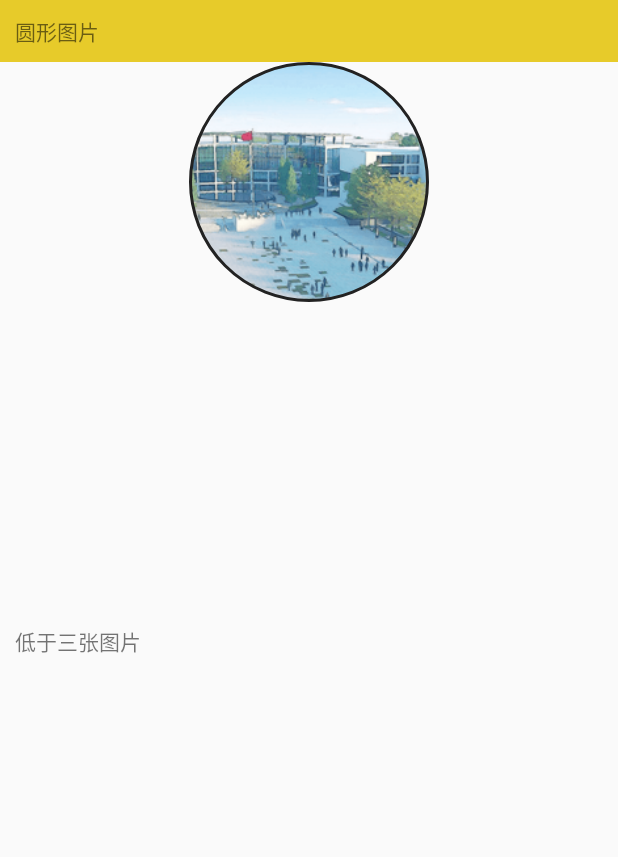
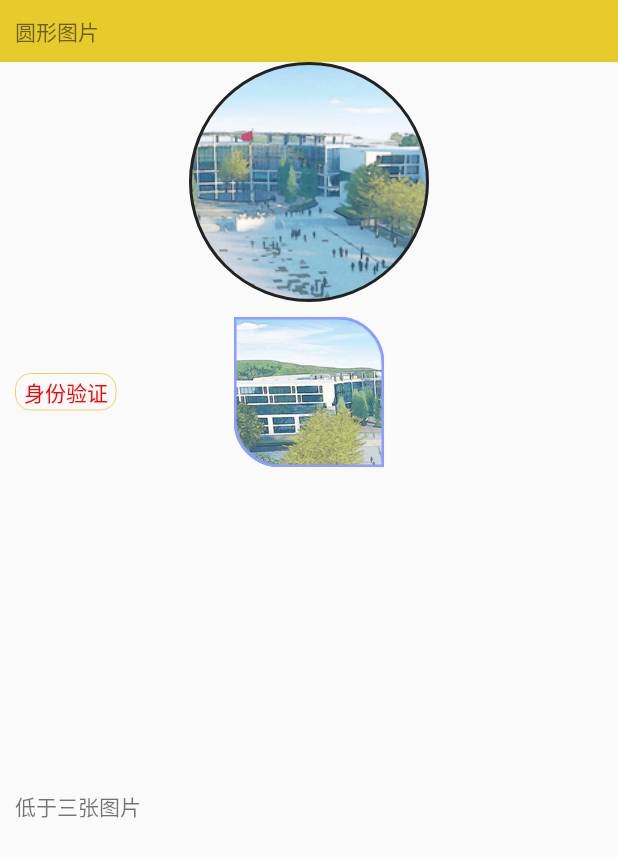
Before and after one commit to wl083/Demo1, an Android app: the layout activity_img.xml on its own in the app's theme, with its tools: preview values and no code run, on a phone screen of 412 x 824 dp. Shown: the top 857 px of the screen. Run offline under Robolectric (Android 15) with nearby library versions, the light colour scheme and no system bars.

Commit message:
添加收集的圆形图片，自定义带边框的textview

```diff
--- /dev/null
+++ b/app/src/main/java/customview/imgs/two/AbsRoundImageView.java
@@ -0,0 +1,162 @@
+package customview.imgs.two;
+
+import android.content.Context;
+import android.content.res.TypedArray;
+import android.graphics.Bitmap;
+import android.graphics.Canvas;
+import android.graphics.Color;
+import android.graphics.Paint;
+import android.graphics.Path;
+import android.graphics.PorterDuff;
+import android.graphics.PorterDuffXfermode;
+import android.graphics.drawable.ColorDrawable;
+import android.graphics.drawable.Drawable;
+import android.util.AttributeSet;
+import android.widget.ImageView;
+
+import com.l.example.demo1.R;
+
+
+/**
+ * Created by chenliu on 2016/8/19.<br/>
+ * 描述：
+ * </br>
+ */
+public abstract class AbsRoundImageView extends ImageView {
+
+    private static final PorterDuffXfermode xFermode = new PorterDuffXfermode(PorterDuff.Mode.DST_IN);
+
+    private Paint mBitmapPaint;
+
+    /**
+     * 图片可视区
+     */
+    protected Path roundPath;
+
+    /**
+     * 图片边框
+     */
+    protected Path borderPath;
+
+    /**
+     * 边框宽度
+     */
+    protected float borderWidth;
+
+    /**
+     * 边框颜色
+     */
+    protected int borderColor;
+
+    private Paint borderPaint;
+
+    public AbsRoundImageView(Context context) {
+        this(context, null, 0);
+    }
+
+    public AbsRoundImageView(Context context, AttributeSet attrs) {
+        this(context, attrs, 0);
+    }
+
+    public AbsRoundImageView(Context context, AttributeSet attrs, int defStyleAttr) {
+        super(context, attrs, defStyleAttr);
+        initAttrs(attrs);
+        init();
+    }
+
+    protected void initAttrs(AttributeSet attrs){
+        if (attrs != null) {
+            TypedArray ta = getContext().obtainStyledAttributes(attrs, R.styleable.AbsRoundImageView);
+            borderWidth = ta.getDimension(R.styleable.AbsRoundImageView_riv_borderWidth, 0);
+            borderColor = ta.getColor(R.styleable.AbsRoundImageView_riv_borderColor, 0);
+            ta.recycle();
+        }
+    }
+
+    private void init() {
+        mBitmapPaint = new Paint(Paint.ANTI_ALIAS_FLAG);
+
+        roundPath = new Path();
+        borderPath = new Path();
+
+        borderPaint = new Paint(Paint.ANTI_ALIAS_FLAG);
+        borderPaint.setStrokeWidth(borderWidth);
+
+        setScaleType(ScaleType.CENTER_CROP);
+    }
+
+    @Override
+    protected void onLayout(boolean changed, int left, int top, int right, int bottom) {
+        super.onLayout(changed, left, top, right, bottom);
+        if(changed){
+            initBorderPath();
+            initRoundPath();
+        }
+    }
+
+
+    /**
+     * 初始化边框Path
+     */
+    protected abstract void initBorderPath();
+
+    /**
+     * 初始化图片区域Path
+     */
+    protected abstract void initRoundPath();
+
+
+    /**
+     * 获取图片区域纯颜色Bitmap
+     * @return
+     */
+    protected Bitmap getRoundBitmap() {
+        Bitmap bitmap = Bitmap.createBitmap(getWidth(), getHeight(),
+                Bitmap.Config.ARGB_8888);
+        Canvas canvas = new Canvas(bitmap);
+        Paint paint = new Paint(Paint.ANTI_ALIAS_FLAG);
+        paint.setColor(Color.WHITE);
+        canvas.drawPath(roundPath, paint);
+        return bitmap;
+    }
+
+    private void drawBorder(Canvas canvas) {
+        borderPaint.setStyle(Paint.Style.STROKE);
+        borderPaint.setColor(borderColor);
+        canvas.drawPath(borderPath, borderPaint);
+    }
+
+    @Override
+    protected void onDraw(Canvas canvas) {
+        drawImage(canvas);
+        drawBorder(canvas);
+    }
+
+    private void drawImage(Canvas canvas) {
+        Drawable drawable = getDrawable();
+        if(!isInEditMode() && drawable != null) {
+            try {
+                Bitmap bitmap;
+                if (drawable instanceof ColorDrawable) {
+                    bitmap = Bitmap.createBitmap(2, 2, Bitmap.Config.ARGB_8888);
+                } else {
+                    bitmap = Bitmap.createBitmap(drawable.getIntrinsicWidth(), drawable.getIntrinsicHeight(), Bitmap.Config.ARGB_8888);
+                }
+                Canvas drawCanvas = new Canvas(bitmap);
+                drawable.setBounds(0, 0, drawCanvas.getWidth(), drawCanvas.getHeight());
+                drawable.draw(drawCanvas);
+
+                Bitmap roundBm = getRoundBitmap();
+                mBitmapPaint.reset();
+                mBitmapPaint.setFilterBitmap(false);
+                mBitmapPaint.setXfermode(xFermode);
+                drawCanvas.drawBitmap(roundBm, 0, 0, mBitmapPaint);
+                mBitmapPaint.setXfermode(null);
+                canvas.drawBitmap(bitmap, 0, 0, mBitmapPaint);
+            } catch (Exception e) {
+                e.printStackTrace();
+            }
+        }
+    }
+
+}
--- /dev/null
+++ b/app/src/main/java/customview/imgs/two/CircleImageView.java
@@ -0,0 +1,58 @@
+package customview.imgs.two;
+
+import android.content.Context;
+import android.graphics.Path;
+import android.util.AttributeSet;
+
+/**
+ * Created by chenliu on 2016/8/19.<br/>
+ * 描述：
+ * </br>
+ */
+public class CircleImageView extends AbsRoundImageView {
+
+
+    public CircleImageView(Context context) {
+        this(context, null, 0);
+    }
+
+    public CircleImageView(Context context, AttributeSet attrs) {
+        this(context, attrs, 0);
+    }
+
+    public CircleImageView(Context context, AttributeSet attrs, int defStyleAttr) {
+        super(context, attrs, defStyleAttr);
+    }
+
+    @Override
+    protected void onMeasure(int widthMeasureSpec, int heightMeasureSpec) {
+        super.onMeasure(widthMeasureSpec, heightMeasureSpec);
+        int width = Math.max(getMeasuredWidth(), getMeasuredHeight());
+        setMeasuredDimension(width, width);
+    }
+
+    @Override
+    protected void initRoundPath() {
+        roundPath.reset();
+        final int width = getWidth();
+        final int height = getHeight();
+        final float cx = width * 0.5f;
+        final float cy = height * 0.5f;
+        final float radius = Math.min(width, height) * 0.5f;
+        roundPath.addCircle(cx, cy, radius, Path.Direction.CW);
+    }
+
+    @Override
+    protected void initBorderPath() {
+        borderPath.reset();
+        final float halfBorderWidth = borderWidth * 0.5f;
+        final int width = getWidth();
+        final int height = getHeight();
+        final float cx = width * 0.5f;
+        final float cy = height * 0.5f;
+        final float radius = Math.min(width, height) * 0.5f;
+        borderPath.addCircle(cx, cy, radius - halfBorderWidth, Path.Direction.CW);
+    }
+
+
+}
--- /dev/null
+++ b/app/src/main/java/customview/imgs/two/RoundImageView.java
@@ -0,0 +1,89 @@
+package customview.imgs.two;
+
+import android.content.Context;
+import android.content.res.TypedArray;
+import android.graphics.Path;
+import android.graphics.RectF;
+import android.util.AttributeSet;
+
+import com.l.example.demo1.R;
+
+
+/**
+ * 描述：
+ * </br>
+ */
+public class RoundImageView extends AbsRoundImageView {
+
+    private float leftTopRadius;
+
+    private float rightTopRadius;
+
+    private float rightBottomRadius;
+
+    private float leftBottomRadius;
+
+    public RoundImageView(Context context) {
+        this(context, null, 0);
+    }
+
+    public RoundImageView(Context context, AttributeSet attrs) {
+        this(context, attrs, 0);
+    }
+
+    public RoundImageView(Context context, AttributeSet attrs, int defStyleAttr) {
+        super(context, attrs, defStyleAttr);
+        initAttrs(attrs);
+    }
+
+    protected void initAttrs(AttributeSet attrs) {
+        super.initAttrs(attrs);
+        if (attrs != null) {
+            TypedArray ta = getContext().obtainStyledAttributes(attrs, R.styleable.RoundImageView);
+            leftTopRadius = ta.getDimension(R.styleable.RoundImageView_riv_leftTopRadius, 0);
+            rightTopRadius = ta.getDimension(R.styleable.RoundImageView_riv_rightTopRadius, 0);
+            rightBottomRadius = ta.getDimension(R.styleable.RoundImageView_riv_rightBottomRadius, 0);
+            leftBottomRadius = ta.getDimension(R.styleable.RoundImageView_riv_leftBottomRadius, 0);
+            ta.recycle();
+        }
+    }
+
+    @Override
+    protected void initRoundPath() {
+        roundPath.reset();
+        final int width = getWidth();
+        final int height = getHeight();
+        leftTopRadius = Math.min(leftTopRadius, Math.min(width, height) * 0.5f);
+        rightTopRadius = Math.min(rightTopRadius, Math.min(width, height) * 0.5f);
+        rightBottomRadius = Math.min(rightBottomRadius, Math.min(width, height) * 0.5f);
+        leftBottomRadius = Math.min(leftBottomRadius, Math.min(width, height) * 0.5f);
+
+        RectF rect = new RectF(0, 0, width, height);
+        roundPath.addRoundRect(rect,
+                new float[]{leftTopRadius, leftTopRadius, rightTopRadius, rightTopRadius,
+                        rightBottomRadius, rightBottomRadius, leftBottomRadius, leftBottomRadius},
+                Path.Direction.CW);
+    }
+
+    @Override
+    protected void initBorderPath() {
+        borderPath.reset();
+        /**
+         * 乘以0.5会导致border在圆角处不能包裹原图
+         */
+        final float halfBorderWidth = borderWidth * 0.35f;
+        final int width = getWidth();
+        final int height = getHeight();
+        leftTopRadius = Math.min(leftTopRadius, Math.min(width, height) * 0.5f);
+        rightTopRadius = Math.min(rightTopRadius, Math.min(width, height) * 0.5f);
+        rightBottomRadius = Math.min(rightBottomRadius, Math.min(width, height) * 0.5f);
+        leftBottomRadius = Math.min(leftBottomRadius, Math.min(width, height) * 0.5f);
+
+        RectF rect = new RectF(halfBorderWidth, halfBorderWidth,
+                width - halfBorderWidth, height - halfBorderWidth);
+        borderPath.addRoundRect(rect,
+                new float[]{leftTopRadius, leftTopRadius, rightTopRadius, rightTopRadius,
+                        rightBottomRadius, rightBottomRadius, leftBottomRadius, leftBottomRadius},
+                Path.Direction.CW);
+    }
+}
--- /dev/null
+++ b/app/src/main/java/customview/tv/BorderTextView.java
@@ -0,0 +1,112 @@
+package customview.tv;
+
+import android.content.Context;
+import android.content.res.TypedArray;
+import android.graphics.Canvas;
+import android.graphics.Color;
+import android.graphics.Paint;
+import android.graphics.RectF;
+import android.support.annotation.NonNull;
+import android.util.AttributeSet;
+import android.util.DisplayMetrics;
+import android.util.TypedValue;
+import android.widget.TextView;
+
+import com.l.example.demo1.R;
+
+/**
+ * Created by Administrator on 2017/4/19.
+ */
+
+public class BorderTextView extends TextView {
+    public static final float DEFAULT_STROKE_WIDTH = 1.0f;    // 默认边框宽度, 1dp
+    public static final float DEFAULT_CORNER_RADIUS = 2.0f;   // 默认圆角半径, 2dp
+    public static final float DEFAULT_LR_PADDING = 6f;      // 默认左右内边距
+    public static final float DEFAULT_TB_PADDING = 2f;      // 默认上下内边距
+
+    private int strokeWidth;    // 边框线宽
+    private int strokeColor;    // 边框颜色
+
+    private int textColor;      //# 字体颜色
+
+    private int cornerRadius;   // 圆角半径
+    private boolean mFollowTextColor; // 边框颜色是否跟随文字颜色
+
+    private Paint mPaint = new Paint();     // 画边框所使用画笔对象
+    private RectF mRectF;                   // 画边框要使用的矩形
+
+    public BorderTextView(Context context) {
+        this(context, null);
+    }
+
+    public BorderTextView(Context context, AttributeSet attrs) {
+        this(context, attrs, 0);
+    }
+
+    public BorderTextView(Context context, AttributeSet attrs, int defStyleAttr) {
+        super(context, attrs, defStyleAttr);
+
+        // 将DIP单位默认值转为PX
+        DisplayMetrics displayMetrics = context.getResources().getDisplayMetrics();
+        strokeWidth = (int) TypedValue.applyDimension(TypedValue.COMPLEX_UNIT_DIP,
+                DEFAULT_STROKE_WIDTH, displayMetrics);
+        cornerRadius = (int) TypedValue.applyDimension(TypedValue.COMPLEX_UNIT_DIP,
+                DEFAULT_CORNER_RADIUS, displayMetrics);
+
+        // 读取属性值
+        TypedArray ta = context.obtainStyledAttributes(attrs, R.styleable.BorderTextView);
+        strokeWidth = ta.getDimensionPixelSize(R.styleable.BorderTextView_strokeWidth, strokeWidth);
+        cornerRadius = ta.getDimensionPixelSize(R.styleable.BorderTextView_cornerRadius, cornerRadius);
+        strokeColor = ta.getColor(R.styleable.BorderTextView_strokeColor, Color.TRANSPARENT);
+        mFollowTextColor = ta.getBoolean(R.styleable.BorderTextView_followTextColor, true);
+        ta.recycle();
+
+        mRectF = new RectF();
+
+        // 边框默认颜色与文字颜色一致
+//        if (strokeColor == Color.TRANSPARENT)
+//            strokeColor = getCurrentTextColor();
+
+        // 如果使用时没有设置内边距, 设置默认边距
+        int paddingLeft = getPaddingLeft() == 0 ? (int) TypedValue.applyDimension(
+                TypedValue.COMPLEX_UNIT_DIP, DEFAULT_LR_PADDING, displayMetrics) : getPaddingLeft();
+        int paddingRight = getPaddingRight() == 0 ? (int) TypedValue.applyDimension(
+                TypedValue.COMPLEX_UNIT_DIP, DEFAULT_LR_PADDING,
+                displayMetrics) : getPaddingRight();
+        int paddingTop = getPaddingTop() == 0 ? (int) TypedValue.applyDimension(
+                TypedValue.COMPLEX_UNIT_DIP, DEFAULT_TB_PADDING, displayMetrics) : getPaddingTop();
+        int paddingBottom = getPaddingBottom() == 0 ? (int) TypedValue.applyDimension(
+                TypedValue.COMPLEX_UNIT_DIP, DEFAULT_TB_PADDING,
+                displayMetrics) : getPaddingBottom();
+        setPadding(paddingLeft, paddingTop, paddingRight, paddingBottom);
+    }
+
+    @Override
+    protected void onDraw(@NonNull Canvas canvas) {
+        super.onDraw(canvas);
+
+        mPaint.setStyle(Paint.Style.STROKE);     // 空心效果
+        mPaint.setAntiAlias(true);               // 设置画笔为无锯齿
+        mPaint.setStrokeWidth(strokeWidth);      // 线宽
+
+        // 设置边框线的颜色, 如果声明为边框跟随文字颜色且当前边框颜色与文字颜色不同时重新设置边框颜色
+        if (mFollowTextColor && strokeColor != getCurrentTextColor())
+            strokeColor = getCurrentTextColor();
+        mPaint.setColor(strokeColor);
+
+        // 画空心圆角矩形
+        mRectF.left = mRectF.top = 0.5f * strokeWidth;
+        mRectF.right = getMeasuredWidth() - strokeWidth;
+        mRectF.bottom = getMeasuredHeight() - strokeWidth;
+        canvas.drawRoundRect(mRectF, cornerRadius, cornerRadius, mPaint);
+    }
+
+    /**
+     * 设置文字颜色
+     * 使用此属性时，要注意mFollowTextColor属性是否设置为true
+     */
+    public void setStrokeColor(int strokeColor){
+        this.strokeColor = strokeColor;
+        invalidate();
+    }
+}
--- a/app/src/main/res/layout/activity_img.xml
+++ b/app/src/main/res/layout/activity_img.xml
@@ -28,6 +28,36 @@
             app:civ_border_width="2dp"
             app:civ_border_color="@color/dark"/>
 
+
+        <RelativeLayout
+            android:layout_width="match_parent"
+            android:layout_height="wrap_content"
+            android:layout_marginTop="@dimen/dimen_10dp">
+            <customview.tv.BorderTextView
+                android:id="@+id/tv"
+                android:layout_width="wrap_content"
+                android:layout_height="wrap_content"
+                android:text="身份验证"
+                android:textColor="#f00"
+                app:strokeColor="#edd660"
+                app:cornerRadius="10dp"
+                app:followTextColor="false"
+                android:layout_marginLeft="@dimen/dimen_10dp"
+                android:layout_centerVertical="true"
+                />
+            <customview.imgs.two.RoundImageView
+                android:id="@+id/round_image_xutils"
+                android:layout_width="100dp"
+                android:layout_height="100dp"
+                android:src="@mipmap/hugh"
+                android:scaleType="centerCrop"
+                app:riv_borderWidth="2dp"
+                app:riv_borderColor="#8c9eff"
+                app:riv_rightTopRadius="30dp"
+                app:riv_leftBottomRadius="30dp"
+                android:layout_centerHorizontal="true"
+                />
+        </RelativeLayout>
 
 
         <com.l.example.demo1.img.banners1.BannerLayout
@@ -78,6 +108,8 @@
             app:unSelectedIndicatorColor="#99ffffff"
             app:unSelectedIndicatorHeight="6dp"
             app:unSelectedIndicatorWidth="6dp"/>
+
+
     </LinearLayout>
 
 </ScrollView>
--- a/app/src/main/res/values/attrs.xml
+++ b/app/src/main/res/values/attrs.xml
@@ -40,4 +40,30 @@
         <attr name="scrollDuration" format="integer|reference" />
         <attr name="isAutoPlay" format="boolean|reference"/>
     </declare-styleable>
+
+
+
+    <declare-styleable name="AbsRoundImageView">
+        <attr name="riv_borderWidth" format="dimension|reference"/>
+        <attr name="riv_borderColor" format="color|reference"/>
+    </declare-styleable>
+
+    <declare-styleable name="RoundImageView">
+        <attr name="riv_leftTopRadius" format="dimension|reference"/>
+        <attr name="riv_rightTopRadius" format="dimension|reference"/>
+        <attr name="riv_rightBottomRadius" format="dimension|reference"/>
+        <attr name="riv_leftBottomRadius" format="dimension|reference"/>
+    </declare-styleable>
+
+
+
+
+    <declare-styleable name="BorderTextView">
+        <attr name="strokeWidth" format="dimension|reference"/>
+        <attr name="cornerRadius" format="dimension|reference"/>
+        <attr name="strokeColor" format="color|reference"/>
+        <attr name="followTextColor" format="boolean"/>
+
+        <attr name="textColor" format="string|reference" />
+    </declare-styleable>
 </resources>
```
